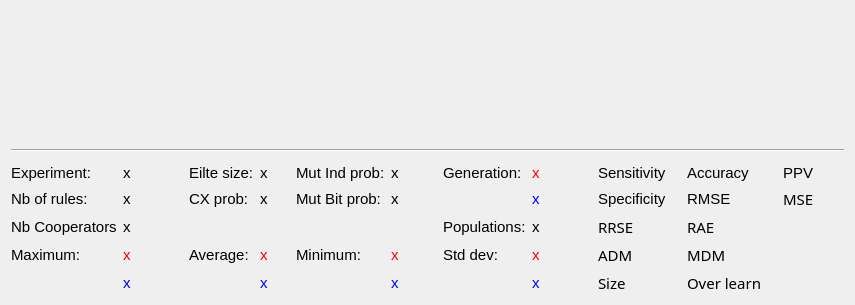
Before: the Qt Designer form fuge-lc/statsplot.ui in ThibaultSchowing/FUGE-LC, drawn with Qt 5.
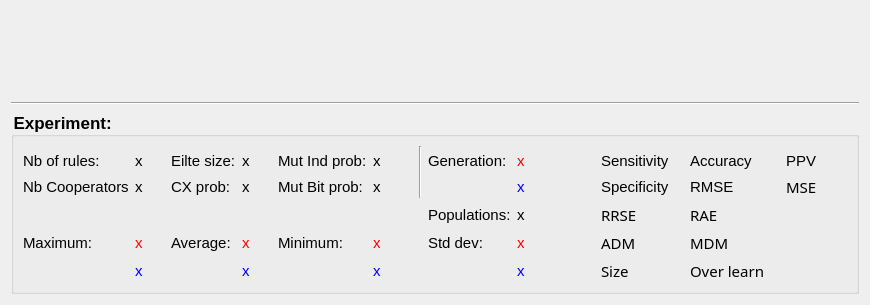
After: the same form once the commit is applied. Icons and pictures are not drawn.

Commit message: moved experiment name to groupbox title

Diff of the .ui file:
```diff
--- a/fuge-lc/statsplot.ui
+++ b/fuge-lc/statsplot.ui
@@ -6,7 +6,7 @@
    <rect>
     <x>0</x>
     <y>0</y>
-    <width>766</width>
+    <width>870</width>
     <height>305</height>
    </rect>
   </property>
@@ -45,6 +45,21 @@
       </widget>
      </item>
      <item>
+      <widget class="QGroupBox" name="groupBox_experiment">
+       <property name="styleSheet">
+        <string notr="true">QGroupBox
+{
+	
+	font-size: 13pt;
+    font-weight: bold;
+}
+</string>
+       </property>
+       <property name="title">
+        <string>Experiment: </string>
+       </property>
+       <layout class="QVBoxLayout" name="verticalLayout_3">
+        <item>
       <layout class="QGridLayout" name="gridLayout">
        <item row="3" column="17">
         <widget class="QLabel" name="lblRrse">
@@ -65,48 +80,6 @@
          </property>
         </widget>
        </item>
-       <item row="2" column="0">
-        <widget class="QLabel" name="label_6">
-         <property name="sizePolicy">
-          <sizepolicy hsizetype="Expanding" vsizetype="Preferred">
-           <horstretch>0</horstretch>
-           <verstretch>0</verstretch>
-          </sizepolicy>
-         </property>
-         <property name="font">
-          <font>
-           <pointsize>11</pointsize>
-          </font>
-         </property>
-         <property name="text">
-          <string>Nb of rules:</string>
-         </property>
-        </widget>
-       </item>
-       <item row="1" column="1">
-        <widget class="QLabel" name="label_exp">
-         <property name="sizePolicy">
-          <sizepolicy hsizetype="Expanding" vsizetype="Preferred">
-           <horstretch>0</horstretch>
-           <verstretch>0</verstretch>
-          </sizepolicy>
-         </property>
-         <property name="minimumSize">
-          <size>
-           <width>60</width>
-           <height>0</height>
-          </size>
-         </property>
-         <property name="font">
-          <font>
-           <pointsize>11</pointsize>
-          </font>
-         </property>
-         <property name="text">
-          <string>x</string>
-         </property>
-        </widget>
-       </item>
        <item row="0" column="6" rowspan="3">
         <widget class="Line" name="line_2">
          <property name="sizePolicy">
@@ -282,30 +255,6 @@
          </property>
         </widget>
        </item>
-       <item row="2" column="1">
-        <widget class="QLabel" name="label_rules">
-         <property name="sizePolicy">
-          <sizepolicy hsizetype="Expanding" vsizetype="Preferred">
-           <horstretch>0</horstretch>
-           <verstretch>0</verstretch>
-          </sizepolicy>
-         </property>
-         <property name="minimumSize">
-          <size>
-           <width>30</width>
-           <height>0</height>
-          </size>
-         </property>
-         <property name="font">
-          <font>
-           <pointsize>11</pointsize>
-          </font>
-         </property>
-         <property name="text">
-          <string>x</string>
-         </property>
-        </widget>
-       </item>
        <item row="5" column="18">
         <widget class="QLabel" name="label_20">
          <property name="sizePolicy">
@@ -529,24 +478,6 @@
          </property>
         </widget>
        </item>
-       <item row="1" column="0">
-        <widget class="QLabel" name="label_5">
-         <property name="sizePolicy">
-          <sizepolicy hsizetype="Expanding" vsizetype="Preferred">
-           <horstretch>0</horstretch>
-           <verstretch>0</verstretch>
-          </sizepolicy>
-         </property>
-         <property name="font">
-          <font>
-           <pointsize>11</pointsize>
-          </font>
-         </property>
-         <property name="text">
-          <string>Experiment:</string>
-         </property>
-        </widget>
-       </item>
        <item row="5" column="3">
         <widget class="QLabel" name="label_avg2">
          <property name="sizePolicy">
@@ -623,24 +554,6 @@
          </property>
         </widget>
        </item>
-       <item row="3" column="0">
-        <widget class="QLabel" name="label_26">
-         <property name="sizePolicy">
-          <sizepolicy hsizetype="Expanding" vsizetype="Preferred">
-           <horstretch>0</horstretch>
-           <verstretch>0</verstretch>
-          </sizepolicy>
-         </property>
-         <property name="font">
-          <font>
-           <pointsize>11</pointsize>
-          </font>
-         </property>
-         <property name="text">
-          <string>Nb Cooperators</string>
-         </property>
-        </widget>
-       </item>
        <item row="1" column="5">
         <widget class="QLabel" name="label_mutInd">
          <property name="sizePolicy">
@@ -801,6 +714,15 @@
               </color>
              </brush>
             </colorrole>
+               <colorrole role="PlaceholderText">
+                <brush brushstyle="SolidPattern">
+                 <color alpha="128">
+                  <red>255</red>
+                  <green>0</green>
+                  <blue>0</blue>
+                 </color>
+                </brush>
+               </colorrole>
            </active>
            <inactive>
             <colorrole role="WindowText">
@@ -830,6 +752,15 @@
               </color>
              </brush>
             </colorrole>
+               <colorrole role="PlaceholderText">
+                <brush brushstyle="SolidPattern">
+                 <color alpha="128">
+                  <red>255</red>
+                  <green>0</green>
+                  <blue>0</blue>
+                 </color>
+                </brush>
+               </colorrole>
            </inactive>
            <disabled>
             <colorrole role="WindowText">
@@ -859,6 +790,15 @@
               </color>
              </brush>
             </colorrole>
+               <colorrole role="PlaceholderText">
+                <brush brushstyle="SolidPattern">
+                 <color alpha="128">
+                  <red>255</red>
+                  <green>0</green>
+                  <blue>0</blue>
+                 </color>
+                </brush>
+               </colorrole>
            </disabled>
           </palette>
          </property>
@@ -986,24 +926,6 @@
          </property>
         </widget>
        </item>
-       <item row="3" column="1">
-        <widget class="QLabel" name="label_cooperators">
-         <property name="sizePolicy">
-          <sizepolicy hsizetype="Expanding" vsizetype="Preferred">
-           <horstretch>0</horstretch>
-           <verstretch>0</verstretch>
-          </sizepolicy>
-         </property>
-         <property name="font">
-          <font>
-           <pointsize>11</pointsize>
-          </font>
-         </property>
-         <property name="text">
-          <string>x</string>
-         </property>
-        </widget>
-       </item>
        <item row="3" column="16">
         <widget class="QLabel" name="label_15">
          <property name="sizePolicy">
@@ -1268,7 +1190,88 @@
          </property>
         </spacer>
        </item>
-      </layout>
+          <item row="1" column="0">
+           <widget class="QLabel" name="label_6">
+            <property name="sizePolicy">
+             <sizepolicy hsizetype="Expanding" vsizetype="Preferred">
+              <horstretch>0</horstretch>
+              <verstretch>0</verstretch>
+             </sizepolicy>
+            </property>
+            <property name="font">
+             <font>
+              <pointsize>11</pointsize>
+             </font>
+            </property>
+            <property name="text">
+             <string>Nb of rules:</string>
+            </property>
+           </widget>
+          </item>
+          <item row="2" column="0">
+           <widget class="QLabel" name="label_26">
+            <property name="sizePolicy">
+             <sizepolicy hsizetype="Expanding" vsizetype="Preferred">
+              <horstretch>0</horstretch>
+              <verstretch>0</verstretch>
+             </sizepolicy>
+            </property>
+            <property name="font">
+             <font>
+              <pointsize>11</pointsize>
+             </font>
+            </property>
+            <property name="text">
+             <string>Nb Cooperators</string>
+            </property>
+           </widget>
+          </item>
+          <item row="1" column="1">
+           <widget class="QLabel" name="label_rules">
+            <property name="sizePolicy">
+             <sizepolicy hsizetype="Expanding" vsizetype="Preferred">
+              <horstretch>0</horstretch>
+              <verstretch>0</verstretch>
+             </sizepolicy>
+            </property>
+            <property name="minimumSize">
+             <size>
+              <width>30</width>
+              <height>0</height>
+             </size>
+            </property>
+            <property name="font">
+             <font>
+              <pointsize>11</pointsize>
+             </font>
+            </property>
+            <property name="text">
+             <string>x</string>
+            </property>
+           </widget>
+          </item>
+          <item row="2" column="1">
+           <widget class="QLabel" name="label_cooperators">
+            <property name="sizePolicy">
+             <sizepolicy hsizetype="Expanding" vsizetype="Preferred">
+              <horstretch>0</horstretch>
+              <verstretch>0</verstretch>
+             </sizepolicy>
+            </property>
+            <property name="font">
+             <font>
+              <pointsize>11</pointsize>
+             </font>
+            </property>
+            <property name="text">
+             <string>x</string>
+            </property>
+           </widget>
+          </item>
+         </layout>
+        </item>
+       </layout>
+      </widget>
      </item>
     </layout>
    </item>
```
Lines whose indentation alone changed are shown as unchanged. The commit also changes 1 other file.
